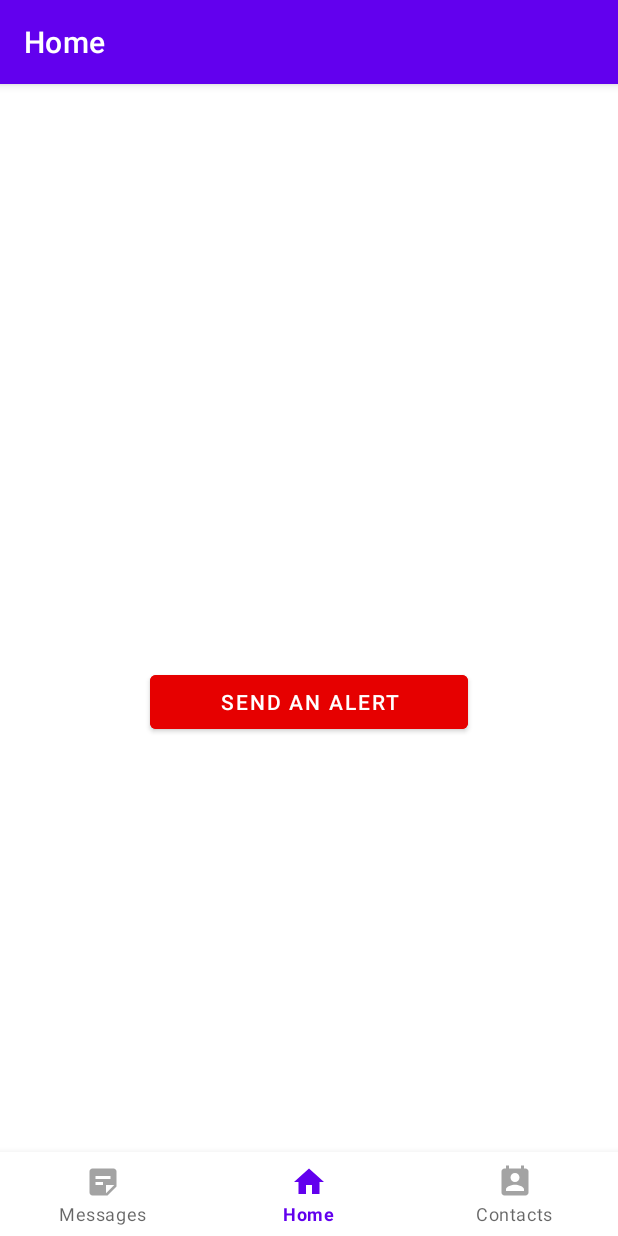
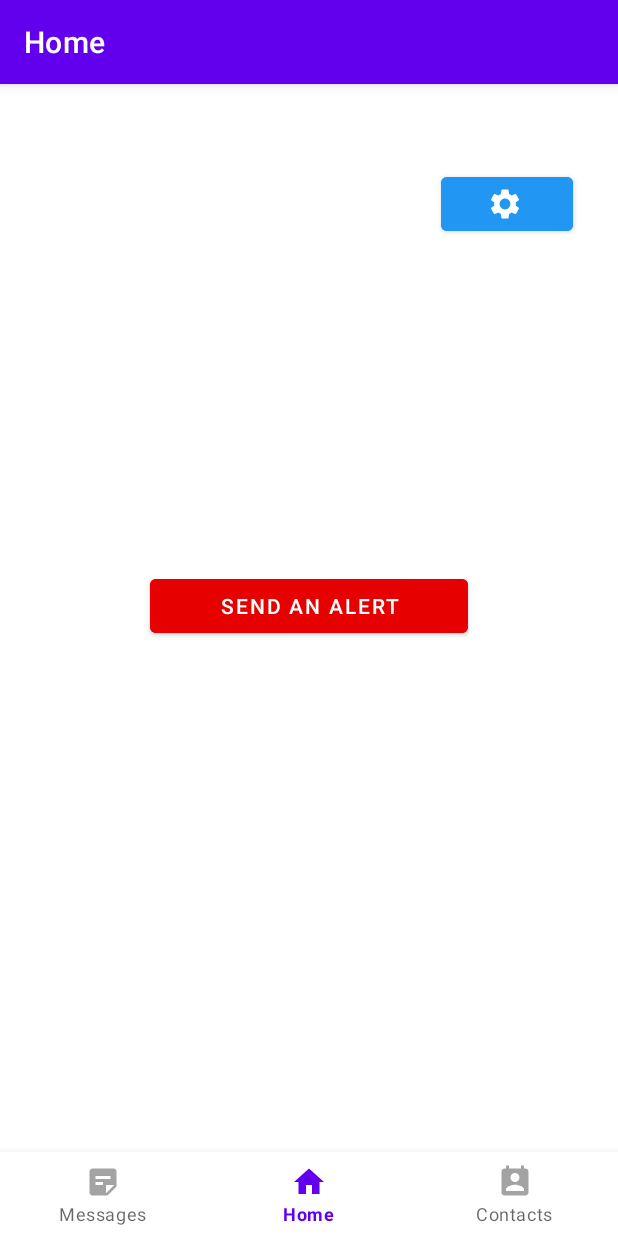
Before and after one commit to tommasobassetto/EmergencyAlerts, an Android app: the screen it shows after launch (MainActivity), on a phone screen of 412 x 824 dp. Run offline under Robolectric (Android 15) with nearby library versions, the light colour scheme and no system bars; our stand-ins replace navigation-ui.

Commit message:
Added navigation to settings page

```diff
--- a/app/build.gradle
+++ b/app/build.gradle
@@ -39,6 +39,7 @@ dependencies {
     implementation 'androidx.lifecycle:lifecycle-viewmodel-ktx:2.5.1'
     implementation 'androidx.navigation:navigation-fragment:2.5.3'
     implementation 'androidx.navigation:navigation-ui:2.5.3'
+    implementation 'androidx.preference:preference:1.1.1'
     testImplementation 'junit:junit:4.13.2'
     androidTestImplementation 'androidx.test.ext:junit:1.1.3'
     androidTestImplementation 'androidx.test.espresso:espresso-core:3.4.0'
--- a/app/src/main/java/edu/illinois/scoobygang/emergencyalerts/MainActivity.java
+++ b/app/src/main/java/edu/illinois/scoobygang/emergencyalerts/MainActivity.java
@@ -22,10 +22,20 @@ import edu.illinois.scoobygang.emergencyalerts.databinding.ActivityMainBinding;
 
 public class MainActivity extends AppCompatActivity {
 
+    private ActivityMainBinding binding;
+
     private final View.OnClickListener sendAlertClicked = new View.OnClickListener() {
         @Override
         public void onClick(View view) {
             Intent i = new Intent(MainActivity.this, ContactSelectActivity.class);
+            startActivity(i);
+        }
+    };
+
+    private final View.OnClickListener settingsClicked = new View.OnClickListener() {
+        @Override
+        public void onClick(View view) {
+            Intent i = new Intent(MainActivity.this, SettingsActivity.class);
             startActivity(i);
         }
     };
@@ -51,6 +61,9 @@ public class MainActivity extends AppCompatActivity {
         // attach listeners to buttons
         Button sendAlertActivity = findViewById(R.id.send_alert_button);
         sendAlertActivity.setOnClickListener(this.sendAlertClicked);
+
+        Button settingsActivity = (Button) findViewById(R.id.settings_button);
+        settingsActivity.setOnClickListener(this.settingsClicked);
     }
 
 }
--- /dev/null
+++ b/app/src/main/res/drawable/ic_baseline_settings_24.xml
@@ -0,0 +1,5 @@
+<vector android:height="24dp" android:tint="#000000"
+    android:viewportHeight="24" android:viewportWidth="24"
+    android:width="24dp" xmlns:android="http://schemas.android.com/apk/res/android">
+    <path android:fillColor="@android:color/white" android:pathData="M19.14,12.94c0.04,-0.3 0.06,-0.61 0.06,-0.94c0,-0.32 -0.02,-0.64 -0.07,-0.94l2.03,-1.58c0.18,-0.14 0.23,-0.41 0.12,-0.61l-1.92,-3.32c-0.12,-0.22 -0.37,-0.29 -0.59,-0.22l-2.39,0.96c-0.5,-0.38 -1.03,-0.7 -1.62,-0.94L14.4,2.81c-0.04,-0.24 -0.24,-0.41 -0.48,-0.41h-3.84c-0.24,0 -0.43,0.17 -0.47,0.41L9.25,5.35C8.66,5.59 8.12,5.92 7.63,6.29L5.24,5.33c-0.22,-0.08 -0.47,0 -0.59,0.22L2.74,8.87C2.62,9.08 2.66,9.34 2.86,9.48l2.03,1.58C4.84,11.36 4.8,11.69 4.8,12s0.02,0.64 0.07,0.94l-2.03,1.58c-0.18,0.14 -0.23,0.41 -0.12,0.61l1.92,3.32c0.12,0.22 0.37,0.29 0.59,0.22l2.39,-0.96c0.5,0.38 1.03,0.7 1.62,0.94l0.36,2.54c0.05,0.24 0.24,0.41 0.48,0.41h3.84c0.24,0 0.44,-0.17 0.47,-0.41l0.36,-2.54c0.59,-0.24 1.13,-0.56 1.62,-0.94l2.39,0.96c0.22,0.08 0.47,0 0.59,-0.22l1.92,-3.32c0.12,-0.22 0.07,-0.47 -0.12,-0.61L19.14,12.94zM12,15.6c-1.98,0 -3.6,-1.62 -3.6,-3.6s1.62,-3.6 3.6,-3.6s3.6,1.62 3.6,3.6S13.98,15.6 12,15.6z"/>
+</vector>
--- a/app/src/main/res/layout/activity_main.xml
+++ b/app/src/main/res/layout/activity_main.xml
@@ -1,6 +1,7 @@
 <?xml version="1.0" encoding="utf-8"?>
 <androidx.constraintlayout.widget.ConstraintLayout xmlns:android="http://schemas.android.com/apk/res/android"
     xmlns:app="http://schemas.android.com/apk/res-auto"
+    xmlns:tools="http://schemas.android.com/tools"
     android:id="@+id/container"
     android:layout_width="match_parent"
     android:layout_height="match_parent"
@@ -10,24 +11,40 @@
         android:id="@+id/nav_view"
         android:layout_width="0dp"
         android:layout_height="wrap_content"
-        android:layout_marginStart="0dp"
-        android:layout_marginEnd="0dp"
         android:background="?android:attr/windowBackground"
         app:layout_constraintBottom_toBottomOf="parent"
         app:layout_constraintLeft_toLeftOf="parent"
         app:layout_constraintRight_toRightOf="parent"
-        app:menu="@menu/bottom_nav_menu" />
+        app:menu="@menu/bottom_nav_menu">
+
+    </com.google.android.material.bottomnavigation.BottomNavigationView>
 
     <fragment
         android:id="@+id/nav_host_fragment_activity_main"
         android:name="androidx.navigation.fragment.NavHostFragment"
         android:layout_width="match_parent"
-        android:layout_height="match_parent"
+        android:layout_height="0dp"
+        android:layout_marginTop="168dp"
         app:defaultNavHost="true"
-        app:layout_constraintBottom_toTopOf="@id/nav_view"
+        app:layout_constraintHorizontal_bias="0.0"
         app:layout_constraintLeft_toLeftOf="parent"
         app:layout_constraintRight_toRightOf="parent"
         app:layout_constraintTop_toTopOf="parent"
         app:navGraph="@navigation/mobile_navigation" />
 
+    <Button
+        android:id="@+id/settings_button"
+        android:layout_width="wrap_content"
+        android:layout_height="wrap_content"
+        android:layout_marginRight="30dp"
+        android:backgroundTint="#2196F3"
+        android:contentDescription="@string/settings"
+        android:minHeight="48dp"
+        app:icon="@drawable/ic_baseline_settings_24"
+        app:iconGravity="textStart"
+        app:iconPadding="2dp"
+        app:layout_constraintRight_toRightOf="parent"
+        app:layout_constraintTop_toTopOf="parent" />
+
+
 </androidx.constraintlayout.widget.ConstraintLayout>
```
Also changed, not shown: app/src/main/java/edu/illinois/scoobygang/emergencyalerts/SettingsActivity.java (+38 -0 lines), app/src/main/res/layout/settings_activity.xml (added, +49 -0 lines), app/src/main/res/values/arrays.xml (added, +12 -0 lines), app/src/main/res/values/strings.xml (+17 -0 lines), app/src/main/res/xml/root_preferences.xml (added, +14 -0 lines).
